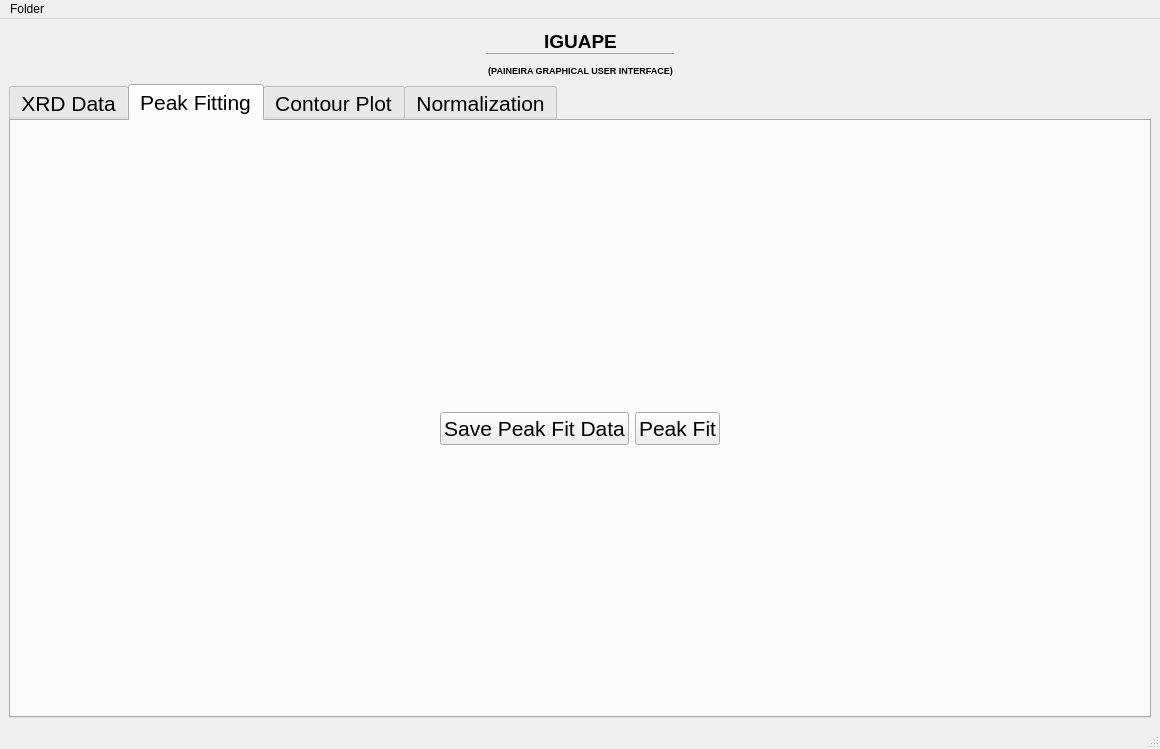
cnpem/iguape, file Iguape/GUI/iguape_gui.ui: the form before one commit.
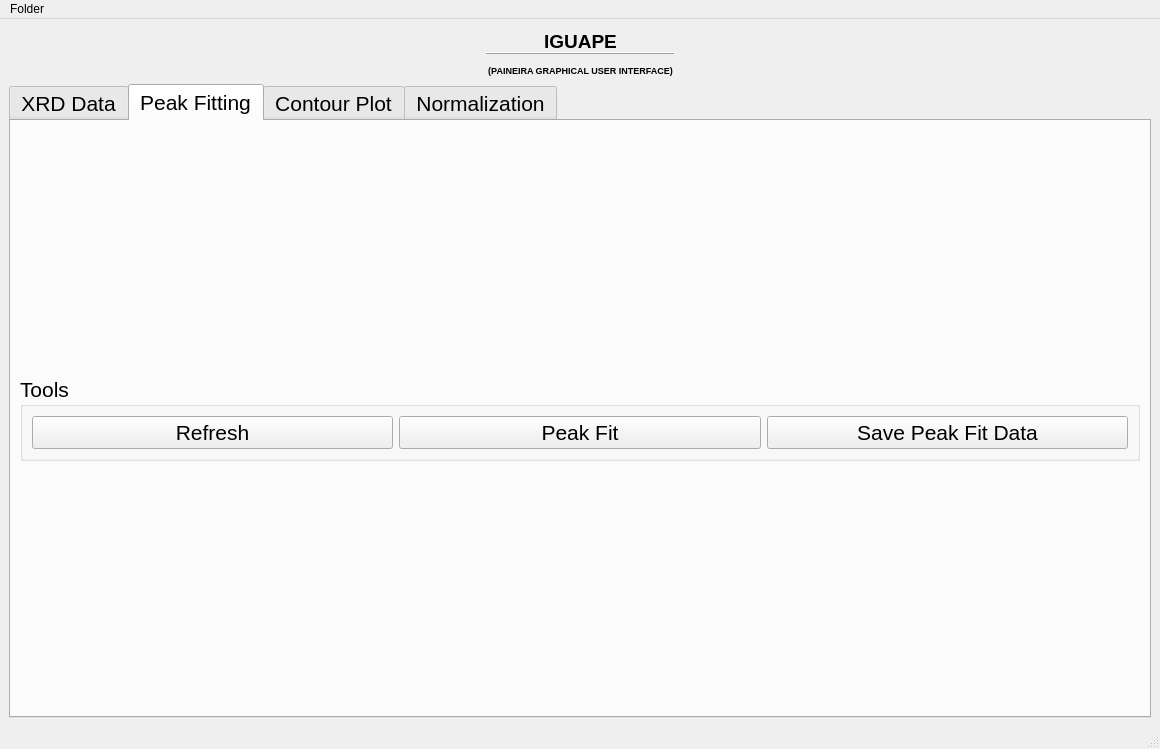
The form after the commit. The open tabs and pages were chosen to show the change. Icons and pictures are not drawn.

Commit message: Fix Temp/Index Filter bug. Add Vline checkbox.

What changed in the file:
```diff
--- a/Iguape/GUI/iguape_gui.ui
+++ b/Iguape/GUI/iguape_gui.ui
@@ -587,37 +587,23 @@
            <layout class="QVBoxLayout" name="peak_fit_layout"/>
           </item>
           <item row="1" column="0">
-           <spacer name="verticalSpacer">
-            <property name="orientation">
-             <enum>Qt::Vertical</enum>
+           <widget class="QGroupBox" name="groupBox_3">
+            <property name="sizePolicy">
+             <sizepolicy hsizetype="Preferred" vsizetype="Fixed">
+              <horstretch>0</horstretch>
+              <verstretch>0</verstretch>
+             </sizepolicy>
             </property>
-            <property name="sizeType">
-             <enum>QSizePolicy::Fixed</enum>
+            <property name="font">
+             <font>
+              <pointsize>16</pointsize>
+             </font>
             </property>
-            <property name="sizeHint" stdset="0">
-             <size>
-              <width>20</width>
-              <height>20</height>
-             </size>
+            <property name="title">
+             <string>Tools</string>
             </property>
-           </spacer>
-          </item>
-          <item row="2" column="0">
-           <layout class="QHBoxLayout" name="horizontalLayout_2">
-            <item>
-             <spacer name="horizontalSpacer_4">
-              <property name="orientation">
-               <enum>Qt::Horizontal</enum>
-              </property>
-              <property name="sizeHint" stdset="0">
-               <size>
-                <width>40</width>
-                <height>20</height>
-               </size>
-              </property>
-             </spacer>
-            </item>
-            <item>
+            <layout class="QGridLayout" name="gridLayout_8">
+             <item row="0" column="2">
              <widget class="QPushButton" name="save_peak_fit_data_button">
               <property name="minimumSize">
                <size>
@@ -643,7 +629,14 @@
               </property>
              </widget>
             </item>
-            <item>
+             <item row="0" column="0">
+              <widget class="QPushButton" name="refresh_button_peak_fit">
+               <property name="text">
+                <string>Refresh</string>
+               </property>
+              </widget>
+             </item>
+             <item row="0" column="1">
              <widget class="QPushButton" name="peak_fit_button">
               <property name="maximumSize">
                <size>
@@ -663,20 +656,8 @@
               </property>
              </widget>
             </item>
-            <item>
-             <spacer name="horizontalSpacer_5">
-              <property name="orientation">
-               <enum>Qt::Horizontal</enum>
-              </property>
-              <property name="sizeHint" stdset="0">
-               <size>
-                <width>40</width>
-                <height>20</height>
-               </size>
-              </property>
-             </spacer>
-            </item>
-           </layout>
+            </layout>
+           </widget>
           </item>
          </layout>
         </widget>
```
Left out of the diff: 94 changed lines with no effect on the pictures. Lines whose indentation alone changed are shown as unchanged. The commit also changes 3 other files.
